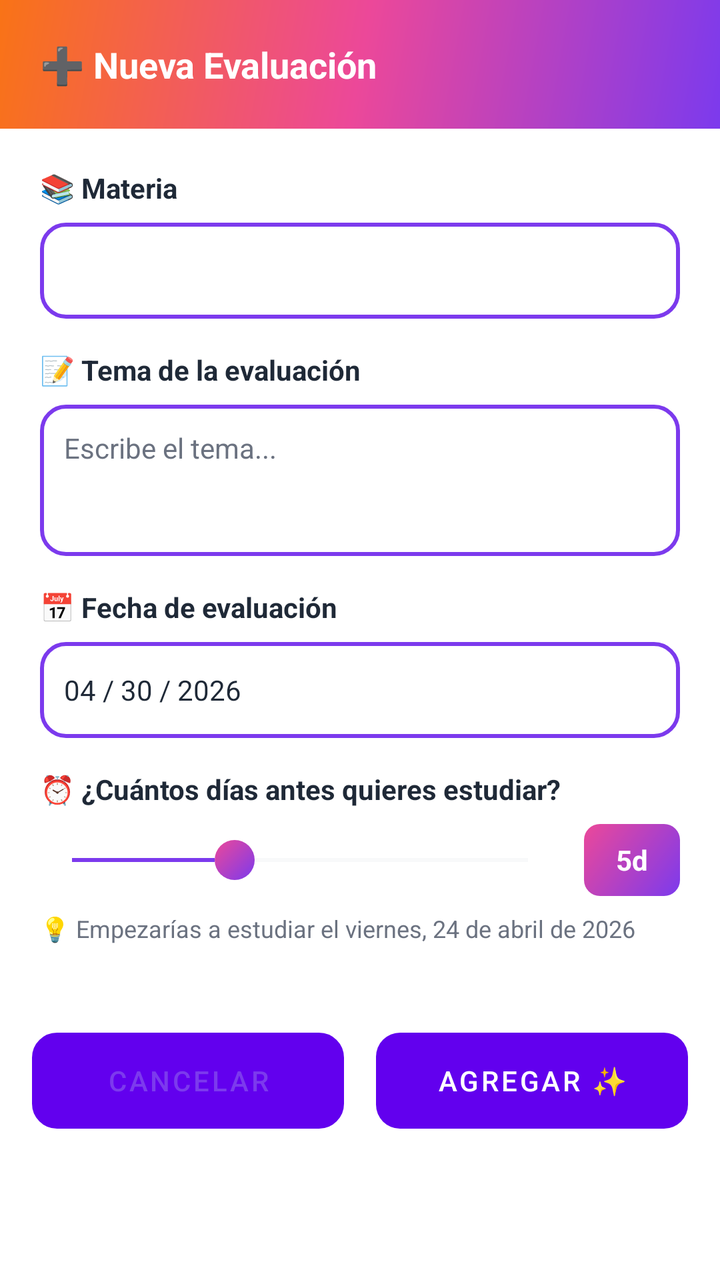
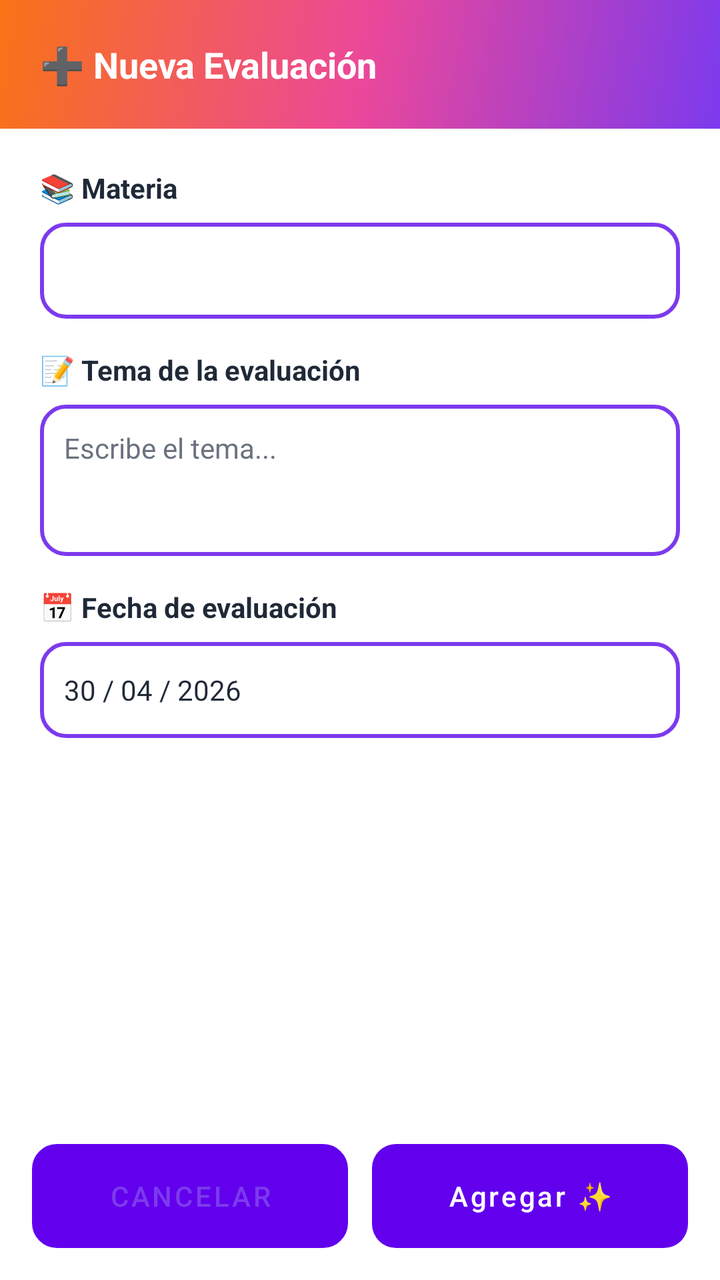

The first picture is an Android layout as it rendered before a commit; the second is the same layout after the commit. The layout source and the unified diff follow.
<!-- AndroidManifest.xml: application theme Theme.MaterialComponents.Light.NoActionBar -->
<!-- res/layout/dialog_new_evaluation.xml -->
<?xml version="1.0" encoding="utf-8"?>
<LinearLayout xmlns:android="http://schemas.android.com/apk/res/android"
    android:layout_width="match_parent"
    android:layout_height="wrap_content"
    android:orientation="vertical"
    android:background="@drawable/bg_dialog_bottom_sheet">

    
    <LinearLayout
        android:layout_width="match_parent"
        android:layout_height="wrap_content"
        android:background="@drawable/bg_header_gradient"
        android:orientation="horizontal"
        android:gravity="center_vertical"
        android:padding="20dp">

        <TextView
            android:layout_width="wrap_content"
            android:layout_height="wrap_content"
            android:text="➕ Nueva Evaluación"
            android:textColor="@color/white"
            android:textSize="18sp"
            android:textStyle="bold" />

    </LinearLayout>

    
    <ScrollView
        android:layout_width="match_parent"
        android:layout_height="wrap_content">

        <LinearLayout
            android:layout_width="match_parent"
            android:layout_height="wrap_content"
            android:orientation="vertical"
            android:padding="20dp">

            
            <TextView
                android:layout_width="wrap_content"
                android:layout_height="wrap_content"
                android:text="📚 Materia"
                android:textColor="@color/text_primary"
                android:textSize="14sp"
                android:textStyle="bold"
                android:layout_marginBottom="8dp" />

            
            <FrameLayout
                android:layout_width="match_parent"
                android:layout_height="wrap_content"
                android:background="@drawable/bg_input_outlined"
                android:layout_marginBottom="16dp">

                <Spinner
                    android:id="@+id/spinnerSubject"
                    android:layout_width="match_parent"
                    android:layout_height="48dp"
                    android:background="@android:color/transparent"
                    android:paddingStart="12dp"
                    android:paddingEnd="12dp" />

            </FrameLayout>

            
            <TextView
                android:layout_width="wrap_content"
                android:layout_height="wrap_content"
                android:text="📝 Tema de la evaluación"
                android:textColor="@color/text_primary"
                android:textSize="14sp"
                android:textStyle="bold"
                android:layout_marginBottom="8dp" />

            
            <EditText
                android:id="@+id/editTopic"
                android:layout_width="match_parent"
                android:layout_height="wrap_content"
                android:background="@drawable/bg_input_outlined"
                android:hint="Escribe el tema..."
                android:inputType="textMultiLine|textCapSentences"
                android:minLines="3"
                android:maxLines="5"
                android:padding="12dp"
                android:textColor="@color/text_primary"
                android:textColorHint="@color/text_secondary"
                android:textSize="14sp"
                android:layout_marginBottom="16dp"
                android:gravity="top|start" />

            
            <TextView
                android:layout_width="wrap_content"
                android:layout_height="wrap_content"
                android:text="📅 Fecha de evaluación"
                android:textColor="@color/text_primary"
                android:textSize="14sp"
                android:textStyle="bold"
                android:layout_marginBottom="8dp" />

            
            <TextView
                android:id="@+id/tvDate"
                android:layout_width="match_parent"
                android:layout_height="48dp"
                android:background="@drawable/bg_input_outlined"
                android:padding="12dp"
                android:text="04 / 30 / 2026"
                android:textColor="@color/text_primary"
                android:textSize="14sp"
                android:gravity="center_vertical"
                android:clickable="true"
                android:focusable="true"
                android:layout_marginBottom="16dp" />

            
            <TextView
                android:layout_width="wrap_content"
                android:layout_height="wrap_content"
                android:text="⏰ ¿Cuántos días antes quieres estudiar?"
                android:textColor="@color/text_primary"
                android:textSize="14sp"
                android:textStyle="bold"
                android:layout_marginBottom="8dp" />

            
            <LinearLayout
                android:layout_width="match_parent"
                android:layout_height="wrap_content"
                android:orientation="horizontal"
                android:gravity="center_vertical"
                android:layout_marginBottom="8dp">

                <SeekBar
                    android:id="@+id/seekBarDays"
                    android:layout_width="0dp"
                    android:layout_height="wrap_content"
                    android:layout_weight="1"
                    android:max="14"
                    android:progress="5"
                    android:thumb="@drawable/bg_slider_thumb"
                    android:progressTint="@color/grad_purple"
                    android:progressBackgroundTint="@color/gray_200"
                    android:layout_marginEnd="12dp" />

                <TextView
                    android:id="@+id/tvDaysBadge"
                    android:layout_width="48dp"
                    android:layout_height="36dp"
                    android:background="@drawable/bg_days_badge"
                    android:text="5d"
                    android:textColor="@color/white"
                    android:textSize="14sp"
                    android:textStyle="bold"
                    android:gravity="center" />

            </LinearLayout>

            
            <TextView
                android:id="@+id/tvStudyInfo"
                android:layout_width="wrap_content"
                android:layout_height="wrap_content"
                android:text="💡 Empezarías a estudiar el viernes, 24 de abril de 2026"
                android:textColor="@color/text_secondary"
                android:textSize="12sp"
                android:layout_marginBottom="8dp" />

        </LinearLayout>

    </ScrollView>

    
    <LinearLayout
        android:layout_width="match_parent"
        android:layout_height="wrap_content"
        android:orientation="horizontal"
        android:padding="16dp"
        android:weightSum="2">

        <Button
            android:id="@+id/btnCancel"
            android:layout_width="0dp"
            android:layout_height="48dp"
            android:layout_weight="1"
            android:layout_marginEnd="8dp"
            android:background="@drawable/bg_button_secondary"
            android:text="Cancelar"
            android:textColor="@color/grad_purple"
            android:textSize="14sp"
            android:stateListAnimator="@null" />

        <Button
            android:id="@+id/btnAdd"
            android:layout_width="0dp"
            android:layout_height="48dp"
            android:layout_weight="1"
            android:layout_marginStart="8dp"
            android:background="@drawable/bg_button_primary"
            android:text="Agregar ✨"
            android:textColor="@color/white"
            android:textSize="14sp"
            android:stateListAnimator="@null" />

    </LinearLayout>

</LinearLayout>
<!-- resources referenced by this layout -->
<resources>
  <color name="grad_purple">#7C3AED</color>
  <color name="gray_200">#E5E7EB</color>
  <color name="text_primary">#1F2937</color>
  <color name="text_secondary">#6B7280</color>
  <color name="white">#FFFFFF</color>
  <!-- drawable bg_button_primary (drawable) -->
  <?xml version="1.0" encoding="utf-8"?>
  <shape xmlns:android="http://schemas.android.com/apk/res/android">
      <gradient
          android:angle="135"
          android:startColor="@color/grad_purple"
          android:endColor="@color/grad_pink" />
      <corners android:radius="12dp" />
  </shape>
  <!-- drawable bg_button_secondary (drawable) -->
  <?xml version="1.0" encoding="utf-8"?>
  <shape xmlns:android="http://schemas.android.com/apk/res/android">
      <solid android:color="@color/white" />
      <stroke android:width="1dp" android:color="@color/grad_purple" />
      <corners android:radius="12dp" />
  </shape>
  <!-- drawable bg_days_badge (drawable) -->
  <?xml version="1.0" encoding="utf-8"?>
  <shape xmlns:android="http://schemas.android.com/apk/res/android">
      <gradient
          android:angle="135"
          android:startColor="@color/grad_purple"
          android:endColor="@color/grad_pink" />
      <corners android:radius="8dp" />
  </shape>
  <!-- drawable bg_dialog_bottom_sheet (drawable) -->
  <?xml version="1.0" encoding="utf-8"?>
  <shape xmlns:android="http://schemas.android.com/apk/res/android">
      <solid android:color="@color/white" />
      <corners
          android:topLeftRadius="24dp"
          android:topRightRadius="24dp"
          android:bottomLeftRadius="0dp"
          android:bottomRightRadius="0dp" />
  </shape>
  <!-- drawable bg_header_gradient (drawable) -->
  <?xml version="1.0" encoding="utf-8"?>
  <shape xmlns:android="http://schemas.android.com/apk/res/android">
      <gradient
          android:angle="135"
          android:startColor="@color/grad_purple"
          android:centerColor="@color/grad_pink"
          android:endColor="@color/grad_orange" />
  </shape>
  <!-- drawable bg_input_outlined (drawable) -->
  <?xml version="1.0" encoding="utf-8"?>
  <shape xmlns:android="http://schemas.android.com/apk/res/android">
      <solid android:color="@color/white" />
      <stroke android:width="2dp" android:color="@color/grad_purple" />
      <corners android:radius="12dp" />
  </shape>
  <!-- drawable bg_slider_thumb (drawable) -->
  <?xml version="1.0" encoding="utf-8"?>
  <shape xmlns:android="http://schemas.android.com/apk/res/android"
      android:shape="oval">
      <gradient
          android:angle="135"
          android:startColor="@color/grad_purple"
          android:endColor="@color/grad_pink" />
      <size android:width="20dp" android:height="20dp" />
  </shape>
  <color name="grad_pink">#EC4899</color>
  <color name="grad_orange">#F97316</color>
</resources>

<!-- the commit's change to res/layout/dialog_new_evaluation.xml (unified diff, before → after) -->
@@ -2,16 +2,15 @@
 <LinearLayout xmlns:android="http://schemas.android.com/apk/res/android"
     android:layout_width="match_parent"
     android:layout_height="wrap_content"
-    android:orientation="vertical"
-    android:background="@drawable/bg_dialog_bottom_sheet">
+    android:background="@drawable/bg_dialog_bottom_sheet"
+    android:orientation="vertical">
 
-    
     <LinearLayout
         android:layout_width="match_parent"
         android:layout_height="wrap_content"
         android:background="@drawable/bg_header_gradient"
+        android:gravity="center_vertical"
         android:orientation="horizontal"
-        android:gravity="center_vertical"
         android:padding="20dp">
 
         <TextView
@@ -21,13 +20,13 @@
             android:textColor="@color/white"
             android:textSize="18sp"
             android:textStyle="bold" />
-
     </LinearLayout>
 
-    
     <ScrollView
         android:layout_width="match_parent"
-        android:layout_height="wrap_content">
+        android:layout_height="0dp"
+        android:layout_weight="1"
+        android:fillViewport="true">
 
         <LinearLayout
             android:layout_width="match_parent"
@@ -35,22 +34,20 @@
             android:orientation="vertical"
             android:padding="20dp">
 
-            
             <TextView
                 android:layout_width="wrap_content"
                 android:layout_height="wrap_content"
+                android:layout_marginBottom="8dp"
                 android:text="📚 Materia"
                 android:textColor="@color/text_primary"
                 android:textSize="14sp"
-                android:textStyle="bold"
-                android:layout_marginBottom="8dp" />
+                android:textStyle="bold" />
 
-            
             <FrameLayout
                 android:layout_width="match_parent"
                 android:layout_height="wrap_content"
-                android:background="@drawable/bg_input_outlined"
-                android:layout_marginBottom="16dp">
+                android:layout_marginBottom="16dp"
+                android:background="@drawable/bg_input_outlined">
 
                 <Spinner
                     android:id="@+id/spinnerSubject"
@@ -59,119 +56,57 @@
                     android:background="@android:color/transparent"
                     android:paddingStart="12dp"
                     android:paddingEnd="12dp" />
-
             </FrameLayout>
 
-            
             <TextView
                 android:layout_width="wrap_content"
                 android:layout_height="wrap_content"
+                android:layout_marginBottom="8dp"
                 android:text="📝 Tema de la evaluación"
                 android:textColor="@color/text_primary"
                 android:textSize="14sp"
-                android:textStyle="bold"
-                android:layout_marginBottom="8dp" />
+                android:textStyle="bold" />
 
-            
             <EditText
                 android:id="@+id/editTopic"
                 android:layout_width="match_parent"
                 android:layout_height="wrap_content"
+                android:layout_marginBottom="16dp"
                 android:background="@drawable/bg_input_outlined"
+                android:gravity="top|start"
                 android:hint="Escribe el tema..."
                 android:inputType="textMultiLine|textCapSentences"
+                android:maxLines="5"
                 android:minLines="3"
-                android:maxLines="5"
                 android:padding="12dp"
                 android:textColor="@color/text_primary"
                 android:textColorHint="@color/text_secondary"
-                android:textSize="14sp"
-                android:layout_marginBottom="16dp"
-                android:gravity="top|start" />
+                android:textSize="14sp" />
 
-            
             <TextView
                 android:layout_width="wrap_content"
                 android:layout_height="wrap_content"
+                android:layout_marginBottom="8dp"
                 android:text="📅 Fecha de evaluación"
                 android:textColor="@color/text_primary"
                 android:textSize="14sp"
-                android:textStyle="bold"
-                android:layout_marginBottom="8dp" />
+                android:textStyle="bold" />
 
-            
             <TextView
                 android:id="@+id/tvDate"
                 android:layout_width="match_parent"
                 android:layout_height="48dp"
                 android:background="@drawable/bg_input_outlined"
-                android:padding="12dp"
-                android:text="04 / 30 / 2026"
-                android:textColor="@color/text_primary"
-                android:textSize="14sp"
-                android:gravity="center_vertical"
                 android:clickable="true"
                 android:focusable="true"
-                android:layout_marginBottom="16dp" />
-
-            
-            <TextView
-                android:layout_width="wrap_content"
-                android:layout_height="wrap_content"
-                android:text="⏰ ¿Cuántos días antes quieres estudiar?"
+                android:gravity="center_vertical"
+                android:padding="12dp"
+                android:text="30 / 04 / 2026"
                 android:textColor="@color/text_primary"
-                android:textSize="14sp"
-                android:textStyle="bold"
-                android:layout_marginBottom="8dp" />
-
-            
-            <LinearLayout
-                android:layout_width="match_parent"
-                android:layout_height="wrap_content"
-                android:orientation="horizontal"
-                android:gravity="center_vertical"
-                android:layout_marginBottom="8dp">
-
-                <SeekBar
-                    android:id="@+id/seekBarDays"
-                    android:layout_width="0dp"
-                    android:layout_height="wrap_content"
-                    android:layout_weight="1"
-                    android:max="14"
-                    android:progress="5"
-                    android:thumb="@drawable/bg_slider_thumb"
-                    android:progressTint="@color/grad_purple"
-                    android:progressBackgroundTint="@color/gray_200"
-                    android:layout_marginEnd="12dp" />
-
-                <TextView
-                    android:id="@+id/tvDaysBadge"
-                    android:layout_width="48dp"
-                    android:layout_height="36dp"
-                    android:background="@drawable/bg_days_badge"
-                    android:text="5d"
-                    android:textColor="@color/white"
-                    android:textSize="14sp"
-                    android:textStyle="bold"
-                    android:gravity="center" />
-
-            </LinearLayout>
-
-            
-            <TextView
-                android:id="@+id/tvStudyInfo"
-                android:layout_width="wrap_content"
-                android:layout_height="wrap_content"
-                android:text="💡 Empezarías a estudiar el viernes, 24 de abril de 2026"
-                android:textColor="@color/text_secondary"
-                android:textSize="12sp"
-                android:layout_marginBottom="8dp" />
-
+                android:textSize="14sp" />
         </LinearLayout>
-
     </ScrollView>
 
-    
     <LinearLayout
         android:layout_width="match_parent"
         android:layout_height="wrap_content"
@@ -182,27 +117,35 @@
         <Button
             android:id="@+id/btnCancel"
             android:layout_width="0dp"
-            android:layout_height="48dp"
+            android:layout_height="wrap_content"
+            android:layout_marginEnd="6dp"
             android:layout_weight="1"
-            android:layout_marginEnd="8dp"
             android:background="@drawable/bg_button_secondary"
+            android:ellipsize="none"
+            android:gravity="center"
+            android:minHeight="52dp"
+            android:singleLine="true"
+            android:stateListAnimator="@null"
             android:text="Cancelar"
             android:textColor="@color/grad_purple"
-            android:textSize="14sp"
-            android:stateListAnimator="@null" />
+            android:textSize="14sp" />
 
         <Button
             android:id="@+id/btnAdd"
             android:layout_width="0dp"
-            android:layout_height="48dp"
+            android:layout_height="wrap_content"
+            android:layout_marginStart="6dp"
             android:layout_weight="1"
-            android:layout_marginStart="8dp"
             android:background="@drawable/bg_button_primary"
+            android:ellipsize="none"
+            android:gravity="center"
+            android:minHeight="52dp"
+            android:singleLine="true"
+            android:stateListAnimator="@null"
             android:text="Agregar ✨"
+            android:textAllCaps="false"
             android:textColor="@color/white"
-            android:textSize="14sp"
-            android:stateListAnimator="@null" />
-
+            android:textSize="14sp" />
     </LinearLayout>
 
 </LinearLayout>
<!-- resource entries referenced after the edit -->
@@ -1,7 +1,6 @@
 <!-- resources referenced by this layout -->
 <resources>
   <color name="grad_purple">#7C3AED</color>
-  <color name="gray_200">#E5E7EB</color>
   <color name="text_primary">#1F2937</color>
   <color name="text_secondary">#6B7280</color>
   <color name="white">#FFFFFF</color>
@@ -20,15 +19,6 @@
       <solid android:color="@color/white" />
       <stroke android:width="1dp" android:color="@color/grad_purple" />
       <corners android:radius="12dp" />
-  </shape>
-  <!-- drawable bg_days_badge (drawable) -->
-  <?xml version="1.0" encoding="utf-8"?>
-  <shape xmlns:android="http://schemas.android.com/apk/res/android">
-      <gradient
-          android:angle="135"
-          android:startColor="@color/grad_purple"
-          android:endColor="@color/grad_pink" />
-      <corners android:radius="8dp" />
   </shape>
   <!-- drawable bg_dialog_bottom_sheet (drawable) -->
   <?xml version="1.0" encoding="utf-8"?>
@@ -56,16 +46,6 @@
       <stroke android:width="2dp" android:color="@color/grad_purple" />
       <corners android:radius="12dp" />
   </shape>
-  <!-- drawable bg_slider_thumb (drawable) -->
-  <?xml version="1.0" encoding="utf-8"?>
-  <shape xmlns:android="http://schemas.android.com/apk/res/android"
-      android:shape="oval">
-      <gradient
-          android:angle="135"
-          android:startColor="@color/grad_purple"
-          android:endColor="@color/grad_pink" />
-      <size android:width="20dp" android:height="20dp" />
-  </shape>
   <color name="grad_pink">#EC4899</color>
   <color name="grad_orange">#F97316</color>
 </resources>
